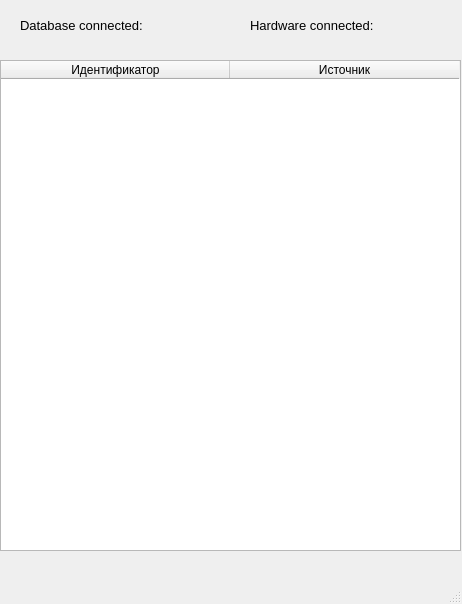
The window that process.ui (Niccko/AluminaManagement) describes before a commit, drawn with Qt 5.
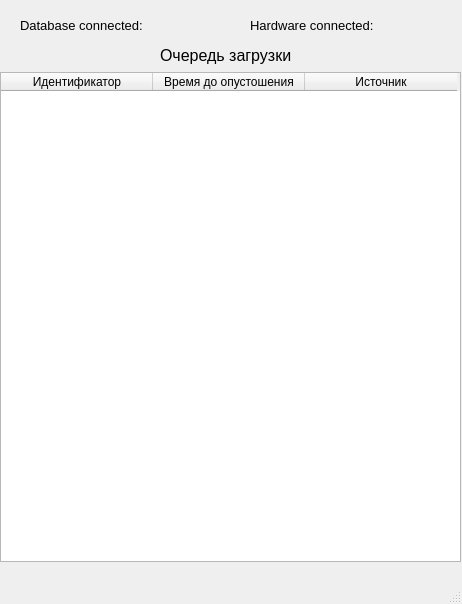
The same window after the commit.

```diff
--- a/process.ui
+++ b/process.ui
@@ -90,13 +90,13 @@
     <property name="geometry">
      <rect>
       <x>0</x>
-      <y>60</y>
+      <y>72</y>
       <width>461</width>
-      <height>491</height>
+      <height>490</height>
      </rect>
     </property>
     <attribute name="horizontalHeaderDefaultSectionSize">
-     <number>229</number>
+     <number>152</number>
     </attribute>
     <attribute name="verticalHeaderVisible">
      <bool>false</bool>
@@ -106,12 +106,35 @@
       <string>Идентификатор</string>
      </property>
     </column>
+    <column>
+     <property name="text">
+      <string>Время до опустошения</string>
+     </property>
+    </column>
     <column>
      <property name="text">
       <string>Источник</string>
      </property>
     </column>
    </widget>
+   <widget class="QLabel" name="label">
+    <property name="geometry">
+     <rect>
+      <x>160</x>
+      <y>40</y>
+      <width>131</width>
+      <height>31</height>
+     </rect>
+    </property>
+    <property name="font">
+     <font>
+      <pointsize>12</pointsize>
+     </font>
+    </property>
+    <property name="text">
+     <string>Очередь загрузки</string>
+    </property>
+   </widget>
   </widget>
   <widget class="QMenuBar" name="menubar">
    <property name="geometry">
```
Left out of the diff: 2 changed lines with no effect on the pictures.
